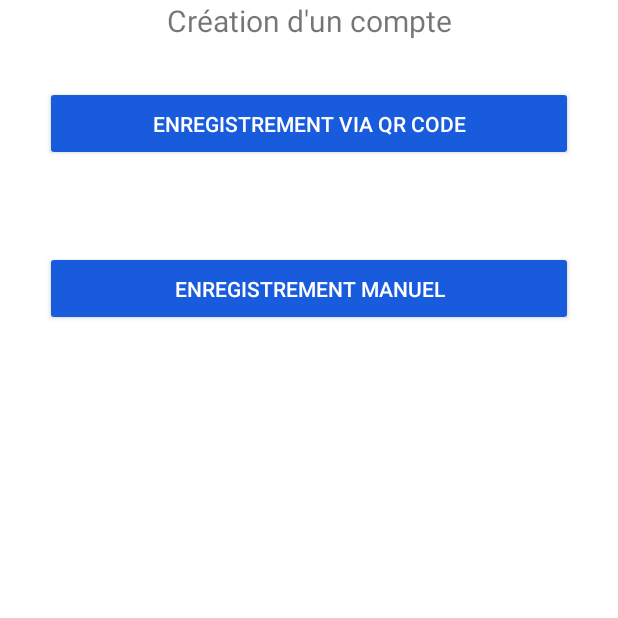
After one commit to FrancisEpsi/ProjetAndroidExamenV2, an Android app: the NoAccountActivity screen opened directly, with no data from a screen before it, on a phone screen of 412 x 824 dp, the top half of it. The commit adds this screen. Run offline under Robolectric (Android 15) with nearby library versions, the phone set to English and light mode, and no system bars.

Commit message:
Création de "NoAccountActivity" qui permet de choisir de s'inscrire manuellement ou via QR Code. Il est désormais possible de créer un compte manuellement. Sur le splash, si un compte est créer alors il redirige vers "MainActivity" (Travail de Titouan), si il n'y a pas de compte créer, il redirige vers "NoAccountActivity" (proposant alors à l'utilisateur comment créer son compte)

```diff
--- a/app/src/main/java/fr/epsi/projetexamenv2/BaseActivity.kt
+++ b/app/src/main/java/fr/epsi/projetexamenv2/BaseActivity.kt
@@ -6,7 +6,11 @@ import android.widget.TextView
 import androidx.appcompat.app.AppCompatActivity
 
 open class BaseActivity: AppCompatActivity() {
-    fun showButtonBacjk() {
+
+    public var userAccount : User = User("empty","empty","empty","empty","empty","empty","empty")
+
+
+    fun showButtonBack() {
         val imageButtonBack = findViewById<ImageView>(R.id.imageViewBack)
         imageButtonBack.visibility = View.VISIBLE
         imageButtonBack.setOnClickListener(View.OnClickListener {
--- /dev/null
+++ b/app/src/main/java/fr/epsi/projetexamenv2/NoAccountActivity.kt
@@ -0,0 +1,26 @@
+package fr.epsi.projetexamenv2
+
+import android.content.Intent
+import androidx.appcompat.app.AppCompatActivity
+import android.os.Bundle
+import android.widget.Button
+
+class NoAccountActivity : AppCompatActivity() {
+    override fun onCreate(savedInstanceState: Bundle?) {
+        super.onCreate(savedInstanceState)
+        setContentView(R.layout.activity_no_account)
+
+        val btnQrRegister = findViewById<Button>(R.id.btn_register_by_qr)
+        val btnManuelRegister = findViewById<Button>(R.id.btn_register_manual)
+
+        btnQrRegister.setOnClickListener {
+            val newIntent= Intent(application,QrScanActivity::class.java)
+            startActivity(newIntent)
+        }
+
+        btnManuelRegister.setOnClickListener {
+            val newIntent=Intent(application,CreateAccountActivity::class.java)
+            startActivity(newIntent)
+        }
+    }
+}
--- a/app/src/main/java/fr/epsi/projetexamenv2/QrScanActivity.kt
+++ b/app/src/main/java/fr/epsi/projetexamenv2/QrScanActivity.kt
@@ -43,7 +43,6 @@ class QrScanActivity : AppCompatActivity() {
 
         codescanner.decodeCallback = DecodeCallback {
             runOnUiThread {
-                Toast.makeText(this, it.text, Toast.LENGTH_LONG).show()
                 decodeJson(it.text)
             }
         }
--- a/app/src/main/java/fr/epsi/projetexamenv2/User.kt
+++ b/app/src/main/java/fr/epsi/projetexamenv2/User.kt
@@ -6,12 +6,13 @@ import java.lang.Exception
 public class User (var firstName: String, var lastName: String, var email: String, var address: String, var zipcode: String, var city: String, var cardRef: String){
 
 
-    public fun Save(context: Context) : Boolean {
+    public fun save(context: Context) : Boolean {
         val saver : IOProgram = IOProgram()
         return saver.save(context, this, "userobj.conf")
     }
 
-    public fun Load(context: Context) : Boolean {
+    public fun load(context: Context) : Boolean {
+
         val reader : IOProgram = IOProgram()
         val tempObj = reader.load(context, "userobj.conf") as User
 
--- /dev/null
+++ b/app/src/main/res/layout/activity_no_account.xml
@@ -0,0 +1,29 @@
+<?xml version="1.0" encoding="utf-8"?>
+<LinearLayout xmlns:android="http://schemas.android.com/apk/res/android"
+    xmlns:app="http://schemas.android.com/apk/res-auto"
+    xmlns:tools="http://schemas.android.com/tools"
+    android:layout_width="match_parent"
+    android:layout_height="match_parent"
+    android:orientation="vertical"
+    tools:context=".NoAccountActivity">
+
+
+    <TextView
+        android:layout_width="match_parent"
+        android:layout_height="wrap_content"
+        android:gravity="center"
+        android:textSize="20dp"
+        android:text="Création d'un compte" />
+
+    <Button
+        android:id="@+id/btn_register_by_qr"
+        style="@style/ButtonMenu"
+        android:text="Enregistrement via QR code" />
+
+    <Button
+        android:id="@+id/btn_register_manual"
+        style="@style/ButtonMenu"
+        android:text="Enregistrement manuel" />
+
+
+</LinearLayout>
--- a/app/src/main/res/values/themes.xml
+++ b/app/src/main/res/values/themes.xml
@@ -38,6 +38,12 @@
         <item name="android:layout_gravity">center_horizontal</item>
     </style>
 
+    <style name="ButtonMenu" parent="Widget.AppCompat.Button">
+        <item name="android:layout_margin">30dp</item>
+        <item name="android:layout_width">match_parent</item>
+        <item name="android:layout_height">50dp</item>
+    </style>
+
     <style name="Theme.ProjetExamenV2.AppBarOverlay" parent="ThemeOverlay.AppCompat.Dark.ActionBar" />
 
     <style name="Theme.ProjetExamenV2.PopupOverlay" parent="ThemeOverlay.AppCompat.Light" />
```
Also changed, not shown: app/src/main/AndroidManifest.xml (+7 -4 lines), app/src/main/java/fr/epsi/projetexamenv2/CreateAccountActivity.kt (+38 -1 lines), app/src/main/java/fr/epsi/projetexamenv2/SplashActivity.kt (+23 -0 lines).
